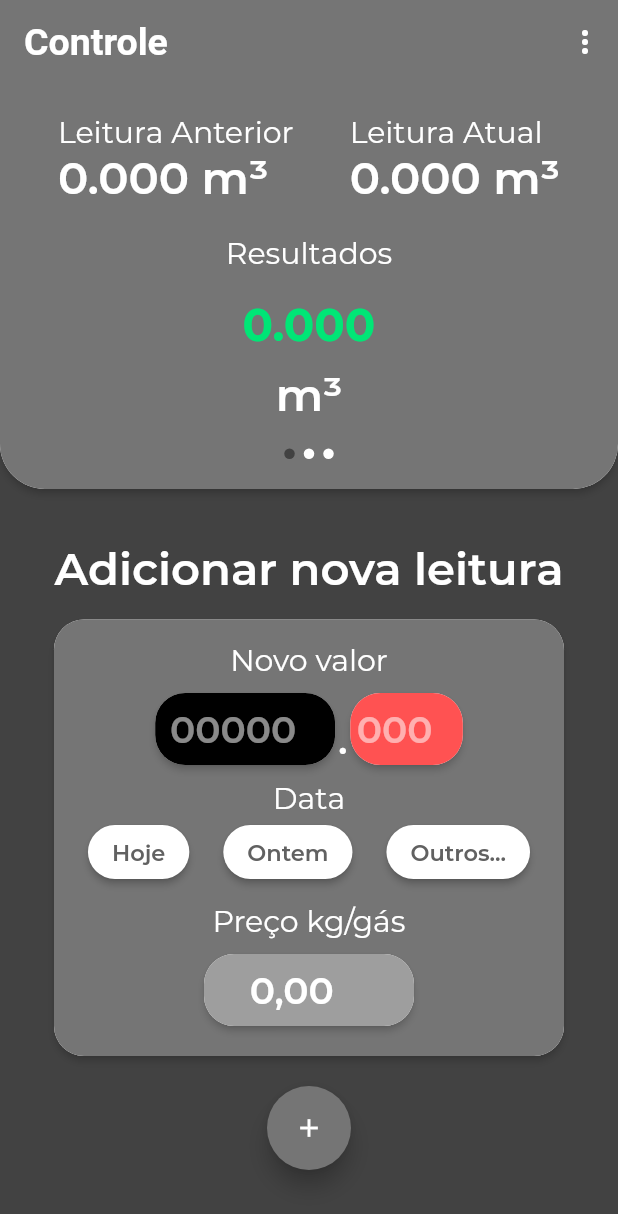
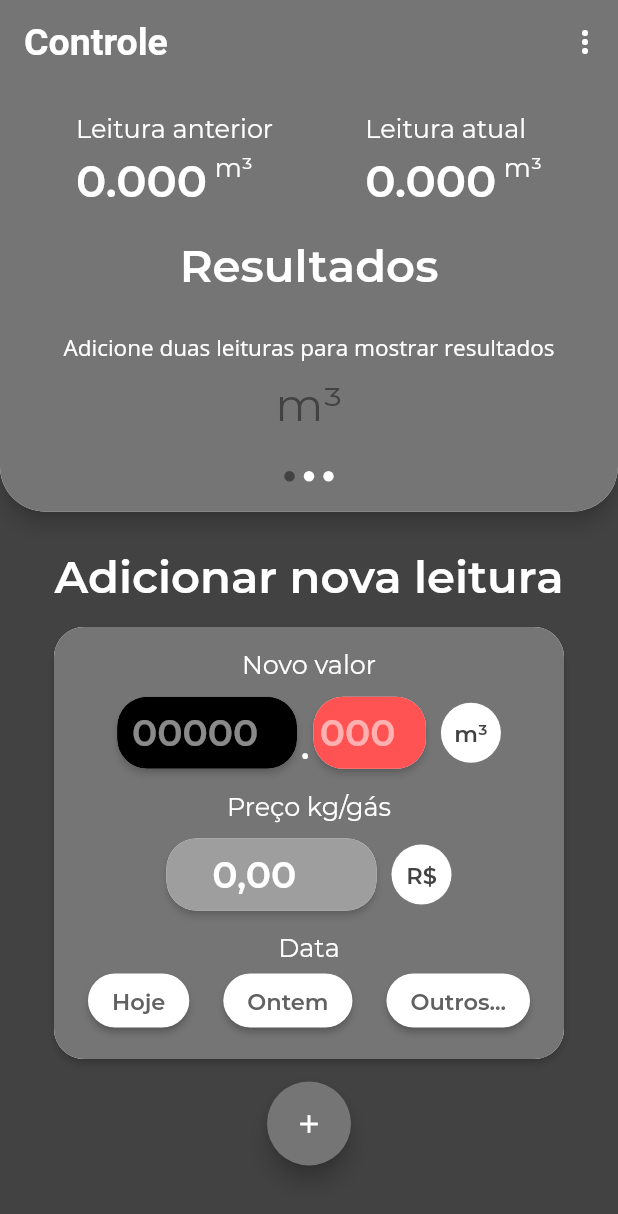
Before and after one commit to mtbossa/gas-control, a Flutter app: the screen it shows after launch, on a phone screen of 412 x 824 dp. Shown: the top 1214 px of the screen. Run offline on Flutter 3.47's test engine with Material 2 defaults, Android fonts, the light colour scheme and no system bars; our stand-ins replace flutter_masked_text, sqflite; accounts and stored records are empty.

Commit message:
Updated layout and added folder

```diff
--- a/lib/app/components/home_view/container_input.dart
+++ b/lib/app/components/home_view/container_input.dart
@@ -69,6 +69,22 @@ class ContainerInput extends StatelessWidget {
                     newDecimalValueTextController:
                         newDecimalValueTextController,
                   ),
+                  SizedBox(
+                    height: 5,
+                  ),
+                  Padding(
+                    padding: const EdgeInsets.all(10.0),
+                    child: Text(
+                      "Preço kg/gás",
+                      style: Theme.of(context).textTheme.bodyText1,
+                    ),
+                  ),
+                  InputPrice(
+                    gasPriceController: gasPriceTextController,
+                  ),
+                  SizedBox(
+                    height: 5,
+                  ),
                   Padding(
                     padding: const EdgeInsets.only(top: 10.0),
                     child: Text(
@@ -81,18 +97,8 @@ class ContainerInput extends StatelessWidget {
                     dateSelection: dateSelection,
                     datePressed: datePressed,
                   ),
-                  Padding(
-                    padding: const EdgeInsets.all(10.0),
-                    child: Text(
-                      "Preço kg/gás",
-                      style: Theme.of(context).textTheme.bodyText1,
-                    ),
-                  ),
-                  InputPrice(
-                    gasPriceController: gasPriceTextController,
-                  ),
                   SizedBox(
-                    height: 20,
+                    height: 15,
                   ),
                 ],
               ),
--- a/lib/app/components/home_view/container_values.dart
+++ b/lib/app/components/home_view/container_values/container_values.dart
@@ -1,9 +1,10 @@
 import 'package:flutter/material.dart';
-import 'package:gas_mvc/app/components/home_view/page_view_result.dart';
+import 'package:gas_mvc/app/components/home_view/container_values/page_view_result.dart';
 import 'package:gas_mvc/app/models/leitura_model.dart';
 import 'package:intl/intl.dart';
 import 'dart:io';
 
+import 'display_leitura_value.dart';
 import 'dots_result.dart';
 
 class ContainerValues extends StatelessWidget {
@@ -27,7 +28,7 @@ class ContainerValues extends StatelessWidget {
         bottomLeft: Radius.circular(30),
         bottomRight: Radius.circular(30),
       ),
-      elevation: 2,
+      elevation: 5,
       child: Container(
         decoration: BoxDecoration(
           color: Theme.of(context).primaryColor,
@@ -46,26 +47,14 @@ class ContainerValues extends StatelessWidget {
                 mainAxisAlignment: MainAxisAlignment.spaceAround,
                 children: [
                   // Leitura atual
-                  Column(
-                    crossAxisAlignment: CrossAxisAlignment.start,
-                    children: [
-                      Text(
-                        "Leitura Anterior",
-                        style: Theme.of(context).textTheme.bodyText1,
-                      ),
-                      checkEmptyAnterior(context),
-                    ],
+                  DisplayLeituraValue(
+                    handler: checkEmptyAnterior,
+                    title: "Leitura anterior",
                   ),
                   // Leitura anterior
-                  Column(
-                    crossAxisAlignment: CrossAxisAlignment.start,
-                    children: [
-                      Text(
-                        "Leitura Atual",
-                        style: Theme.of(context).textTheme.bodyText1,
-                      ),
-                      checkEmptyAtual(context),
-                    ],
+                  DisplayLeituraValue(
+                    handler: checkEmptyAtual,
+                    title: "Leitura atual",
                   ),
                 ],
               ),
@@ -76,7 +65,7 @@ class ContainerValues extends StatelessWidget {
                 children: [
                   Text(
                     "Resultados",
-                    style: Theme.of(context).textTheme.bodyText1,
+                    style: Theme.of(context).textTheme.headline2,
                   ),
                   PageViewResult(
                     listLeituras: listLeituras,
@@ -107,20 +96,20 @@ class ContainerValues extends StatelessWidget {
           secondToLastElement.cubicMeterValue == 0.0 ||
           secondToLastElement.cubicMeterValue == null) {
         return Text(
-          "${_fCubicMeter.format(0.000)} m³",
-          style: Theme.of(context).textTheme.bodyText2,
+          "${_fCubicMeter.format(0.000)}",
+          style: Theme.of(context).textTheme.headline2,
         );
       } else {
         return Text(
           // Displays the most recent added gas value
-          "${_fCubicMeter.format(secondToLastElement.cubicMeterValue)} m³",
-          style: Theme.of(context).textTheme.bodyText2,
+          "${_fCubicMeter.format(secondToLastElement.cubicMeterValue)}",
+          style: Theme.of(context).textTheme.headline2,
         );
       }
     } else {
       return Text(
-        "${_fCubicMeter.format(0.000)} m³",
-        style: Theme.of(context).textTheme.bodyText2,
+        "${_fCubicMeter.format(0.000)}",
+        style: Theme.of(context).textTheme.headline2,
       );
     }
   }
@@ -133,20 +122,20 @@ class ContainerValues extends StatelessWidget {
       if (lastElement.cubicMeterValue == 0.0 ||
           lastElement.cubicMeterValue == null) {
         return Text(
-          "${_fCubicMeter.format(0.000)} m³",
-          style: Theme.of(context).textTheme.bodyText2,
+          "${_fCubicMeter.format(0.000)}",
+          style: Theme.of(context).textTheme.headline2,
         );
       } else {
         return Text(
           // Displays the most recent added gas value
-          "${_fCubicMeter.format(lastElement.cubicMeterValue)} m³",
-          style: Theme.of(context).textTheme.bodyText2,
+          "${_fCubicMeter.format(lastElement.cubicMeterValue)}",
+          style: Theme.of(context).textTheme.headline2,
         );
       }
     } else {
       return Text(
-        "${_fCubicMeter.format(0.000)} m³",
-        style: Theme.of(context).textTheme.bodyText2,
+        "${_fCubicMeter.format(0.000)}",
+        style: Theme.of(context).textTheme.headline2,
       );
     }
   }
--- /dev/null
+++ b/lib/app/components/home_view/container_values/display_leitura_value.dart
@@ -0,0 +1,41 @@
+import 'package:flutter/material.dart';
+
+class DisplayLeituraValue extends StatelessWidget {
+  final Function handler;
+  final String title;
+
+  const DisplayLeituraValue({
+    Key key,
+    @required this.handler,
+    @required this.title,
+  }) : super(key: key);
+
+  @override
+  Widget build(BuildContext context) {
+    return Column(
+      crossAxisAlignment: CrossAxisAlignment.start,
+      children: [
+        Text(
+          title,
+          style: Theme.of(context).textTheme.bodyText1,
+        ),
+        SizedBox(
+          height: 5,
+        ),
+        Row(
+          crossAxisAlignment: CrossAxisAlignment.start,
+          children: [
+            handler(context),
+            SizedBox(
+              width: 5,
+            ),
+            Text(
+              "m³",
+              style: Theme.of(context).textTheme.bodyText1,
+            ),
+          ],
+        ),
+      ],
+    );
+  }
+}
--- a/lib/app/components/home_view/page_view_result.dart
+++ b/lib/app/components/home_view/container_values/page_view_result.dart
@@ -36,7 +36,7 @@ class PageViewResult extends StatelessWidget {
                     padding: const EdgeInsets.only(top: 10.0),
                     child: Text(
                       "m³",
-                      style: Theme.of(context).textTheme.bodyText2,
+                      style: Theme.of(context).textTheme.headline3,
                     ),
                   ),
                 ],
@@ -44,13 +44,14 @@ class PageViewResult extends StatelessWidget {
             ),
             Container(
               child: Column(
+                mainAxisAlignment: MainAxisAlignment.center,
                 children: [
                   checkKg(context),
                   Padding(
                     padding: const EdgeInsets.only(top: 10.0),
                     child: Text(
                       "kg/gás",
-                      style: Theme.of(context).textTheme.bodyText2,
+                      style: Theme.of(context).textTheme.headline3,
                     ),
                   ),
                 ],
@@ -58,14 +59,13 @@ class PageViewResult extends StatelessWidget {
             ),
             Container(
               child: Column(
+                mainAxisAlignment: MainAxisAlignment.center,
                 children: [
                   checkMoney(context),
                   Padding(
                     padding: const EdgeInsets.only(top: 10.0),
-                    child: Text(
-                      "R\$",
-                      style: Theme.of(context).textTheme.bodyText2,
-                    ),
+                    child: Text("R\$",
+                        style: Theme.of(context).textTheme.headline3),
                   ),
                 ],
               ),
@@ -76,15 +76,14 @@ class PageViewResult extends StatelessWidget {
     );
   }
 
-  // TODO "Adicine nova leitura para calcular" instead of 0
   Text checkCubicMeters(BuildContext context) {
     if (listLeituras.isEmpty ||
         listLeituras.last.cubicMeterValue == 0.0 ||
         listLeituras.last.cubicMeterValue == null ||
         listLeituras.last.cubicMeterDifference == 0.0) {
       return Text(
-        "${_fCubicMeterKg.format(0.000)}",
-        style: Theme.of(context).textTheme.headline1,
+        "Adicione duas leituras para mostrar resultados",
+        style: Theme.of(context).textTheme.bodyText2,
       );
     } else {
       return Text(
@@ -97,10 +96,11 @@ class PageViewResult extends StatelessWidget {
   Text checkKg(BuildContext context) {
     if (listLeituras.isEmpty ||
         listLeituras.last.kgValue == 0.0 ||
-        listLeituras.last.kgValue == null) {
+        listLeituras.last.kgValue == null ||
+        listLeituras.last.cubicMeterDifference == 0.0) {
       return Text(
-        "${_fCubicMeterKg.format(0.00)}",
-        style: Theme.of(context).textTheme.headline1,
+        "Adicione duas leituras para mostrar resultados",
+        style: Theme.of(context).textTheme.bodyText2,
       );
     } else {
       return Text(
@@ -111,8 +111,12 @@ class PageViewResult extends StatelessWidget {
   }
 
   Text checkMoney(BuildContext context) {
-    if (listLeituras.isEmpty ||
-        listLeituras.last.moneyValue == 0.0 ||
+    if (listLeituras.isEmpty || listLeituras.last.cubicMeterDifference == 0.0) {
+      return Text(
+        "Adicione duas leituras para mostrar resultados",
+        style: Theme.of(context).textTheme.bodyText2,
+      );
+    } else if (listLeituras.last.moneyValue == 0.0 ||
         listLeituras.last.moneyValue == null) {
       return Text(
         "${_fMoney.format(0.00)}",
--- a/lib/app/components/home_view/input_gas.dart
+++ b/lib/app/components/home_view/input_gas.dart
@@ -118,6 +118,23 @@ class InputGas extends StatelessWidget {
             ),
           ),
         ),
+        SizedBox(
+          width: 10,
+        ),
+        Container(
+          width: 40,
+          height: 40,
+          decoration: BoxDecoration(
+            color: Colors.white,
+            shape: BoxShape.circle,
+          ),
+          child: Center(
+            child: Text(
+              "m³",
+              style: Theme.of(context).textTheme.headline4,
+            ),
+          ),
+        ),
       ],
     );
   }
--- a/lib/app/components/home_view/input_price.dart
+++ b/lib/app/components/home_view/input_price.dart
@@ -22,7 +22,10 @@ class InputPrice extends StatelessWidget {
 
   @override
   Widget build(BuildContext context) {
-    return Container(
+    return Row(
+      mainAxisAlignment: MainAxisAlignment.center,
+      children: [
+        Container(
           width: 140,
           child: Material(
             shadowColor: Colors.black.withOpacity(0.8),
@@ -51,6 +54,25 @@ class InputPrice extends StatelessWidget {
               ),
             ),
           ),
+        ),
+        SizedBox(
+          width: 10,
+        ),
+        Container(
+          width: 40,
+          height: 40,
+          decoration: BoxDecoration(
+            color: Colors.white,
+            shape: BoxShape.circle,
+          ),
+          child: Center(
+            child: Text(
+              "R\$",
+              style: Theme.of(context).textTheme.headline4,
+            ),
+          ),
+        ),
+      ],
     );
   }
 }
--- a/lib/app/views/home_view.dart
+++ b/lib/app/views/home_view.dart
@@ -1,7 +1,7 @@
 import 'package:flutter/material.dart';
 import 'package:flutter_masked_text/flutter_masked_text.dart';
 import 'package:gas_mvc/app/components/home_view/container_input.dart';
-import 'package:gas_mvc/app/components/home_view/container_values.dart';
+import 'package:gas_mvc/app/components/home_view/container_values/container_values.dart';
 import 'package:gas_mvc/app/constants/constants.dart';
 import 'package:gas_mvc/app/controllers/home_controller.dart';
 
@@ -101,11 +101,11 @@ class _HomeViewState extends State<HomeView> {
                         currentIndex: _currentIndex,
                       ),
                       SizedBox(
-                        height: 35,
+                        height: 25,
                       ),
                       Text(
                         "Adicionar nova leitura",
-                        style: Theme.of(context).textTheme.bodyText2,
+                        style: Theme.of(context).textTheme.headline2,
                       ),
                       SizedBox(
                         height: 15,
@@ -121,7 +121,7 @@ class _HomeViewState extends State<HomeView> {
                         datePressed: _datePressed,
                       ),
                       SizedBox(
-                        height: 20,
+                        height: 15,
                       ),
                       FloatingActionButton(
                         backgroundColor: Theme.of(context).primaryColor,
@@ -245,6 +245,9 @@ class _HomeViewState extends State<HomeView> {
     }
   }
 
+  // TODO if trying to add leitura with date less than the last one, dont let add to array and database
+  // and show snackbar saying that it's not possible to added a leitura with less date than the last one
+  // added
   void _dateSelection(String dateSelection) {
     if (dateSelection == "Hoje") {
       setState(() {
--- a/lib/main.dart
+++ b/lib/main.dart
@@ -18,22 +18,40 @@ class AppWidget extends StatelessWidget {
           ),
         ),
         textTheme: TextTheme(
-          // For titles
+          // For Leitura Anterior and Leitura Atual and input text
           bodyText1: TextStyle(
             color: Colors.white,
-            fontSize: 20,
+            fontSize: 17,
           ),
-          // For display values
+          // Warning about number os leituras
           bodyText2: TextStyle(
+            fontFamily: "OpenSans",
+            color: Colors.white,
+            fontSize: 15,
+          ),
+
+          // Result values numbers
+          headline1: TextStyle(
+            color: Colors.greenAccent[400],
+            fontSize: 30,
+            fontWeight: FontWeight.w600,
+          ),
+          // Leitura value
+          headline2: TextStyle(
             color: Colors.white,
             fontSize: 30,
             fontWeight: FontWeight.w600,
           ),
-          // Result values numbers
-          headline1: TextStyle(
-            color: Colors.greenAccent[400],
+          // For result type
+          headline3: TextStyle(
+            color: Colors.grey[800],
             fontSize: 30,
-            fontWeight: FontWeight.bold,
+          ),
+          // For inside icons type
+          headline4: TextStyle(
+            color: Colors.grey[800],
+            fontSize: 15,
+            fontWeight: FontWeight.w600,
           ),
         ),
         scaffoldBackgroundColor: Colors.grey[800],
```
Also changed, not shown: pubspec.yaml (+7 -0 lines), assets/fonts/OpenSans-Bold.ttf (added), assets/fonts/OpenSans-Regular.ttf (added), assets/fonts/OpenSans-SemiBold.ttf (added), lib/app/components/home_view/container_values/dots_result.dart (renamed from lib/app/components/home_view/dots_result.dart). Lines whose indentation alone changed are shown as unchanged.
